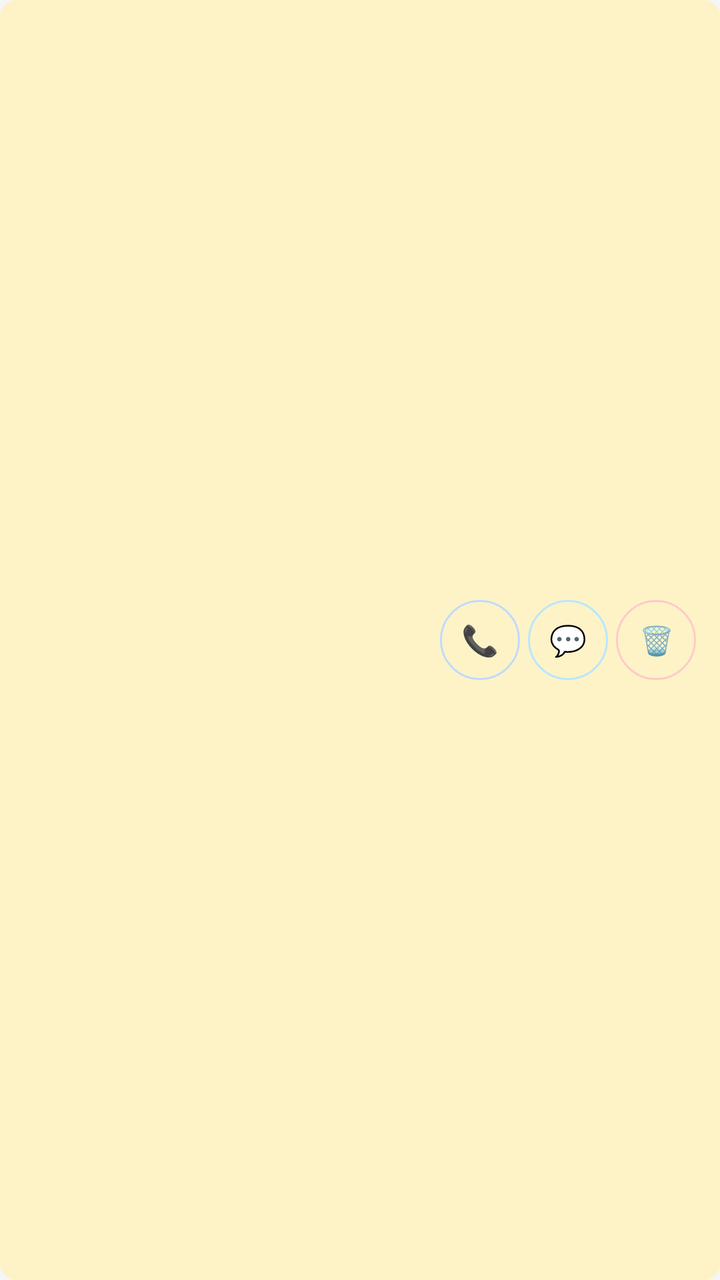
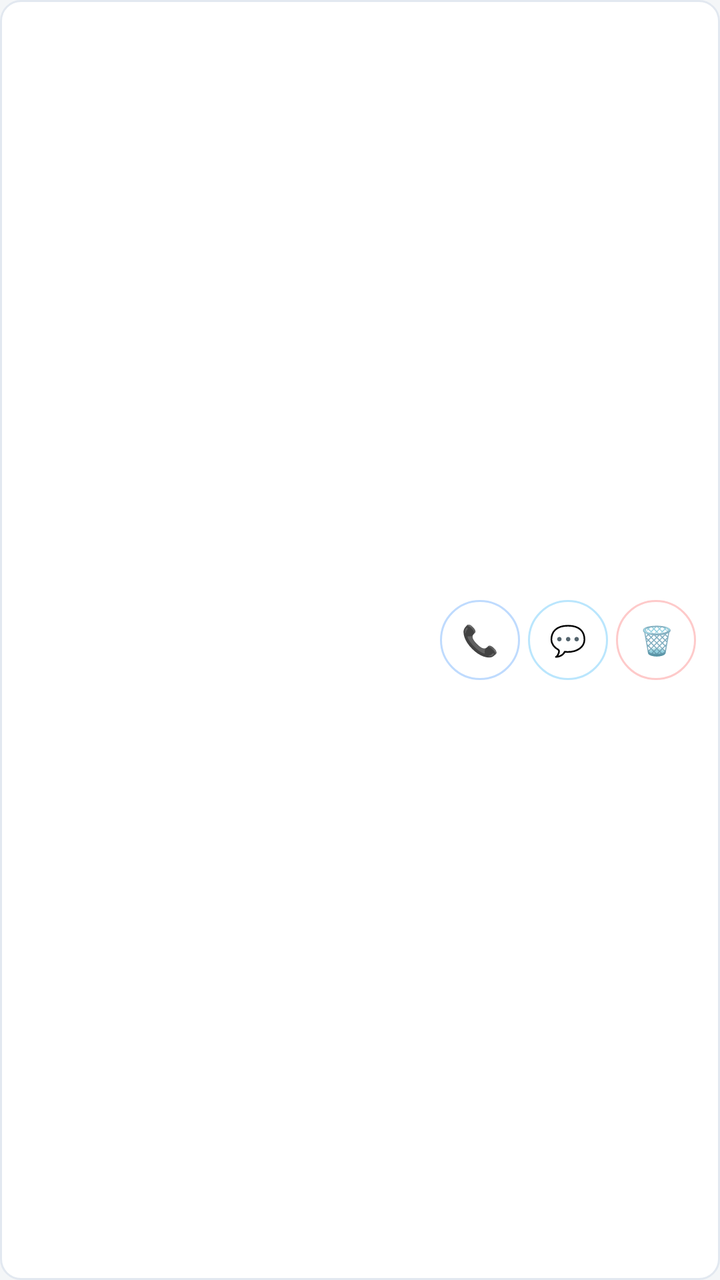

Before-and-after screenshots of an Android layout around one commit, followed by the original layout XML and the change that was made.
<!-- AndroidManifest.xml: application theme Theme.Dukaan -->
<!-- res/layout/item_employee.xml -->
<?xml version="1.0" encoding="utf-8"?>
<LinearLayout xmlns:android="http://schemas.android.com/apk/res/android"
    xmlns:app="http://schemas.android.com/apk/res-auto"
    android:layout_width="match_parent"
    android:layout_height="wrap_content"
    android:layout_marginTop="6dp"
    android:layout_marginBottom="6dp"
    android:background="@drawable/bg_badge_today"
    android:gravity="center_vertical"
    android:orientation="horizontal"
    android:padding="12dp">

    <LinearLayout
        android:layout_width="0dp"
        android:layout_height="wrap_content"
        android:layout_weight="1"
        android:orientation="vertical">

        <TextView
            android:id="@+id/tvEmpItemName"
            android:layout_width="wrap_content"
            android:layout_height="wrap_content"
            android:textColor="@color/text_primary"
            android:textSize="16sp"
            android:textStyle="bold" />

        <TextView
            android:id="@+id/tvEmpItemDetails"
            android:layout_width="wrap_content"
            android:layout_height="wrap_content"
            android:layout_marginTop="2dp"
            android:textColor="@color/text_secondary"
            android:textSize="13sp" />
    </LinearLayout>

    <com.google.android.material.button.MaterialButton
        android:id="@+id/btnCallEmp"
        style="@style/Widget.MaterialComponents.Button.OutlinedButton"
        android:layout_width="40dp"
        android:layout_height="40dp"
        android:layout_marginEnd="4dp"
        android:insetTop="0dp"
        android:insetBottom="0dp"
        android:padding="0dp"
        android:text="📞"
        android:textSize="15sp"
        app:cornerRadius="20dp"
        app:strokeColor="#BFDBFE" />

    <com.google.android.material.button.MaterialButton
        android:id="@+id/btnMsgEmp"
        style="@style/Widget.MaterialComponents.Button.OutlinedButton"
        android:layout_width="40dp"
        android:layout_height="40dp"
        android:layout_marginEnd="4dp"
        android:insetTop="0dp"
        android:insetBottom="0dp"
        android:padding="0dp"
        android:text="💬"
        android:textSize="15sp"
        app:cornerRadius="20dp"
        app:strokeColor="#BAE6FD" />

    <com.google.android.material.button.MaterialButton
        android:id="@+id/btnDeleteEmp"
        style="@style/Widget.MaterialComponents.Button.OutlinedButton"
        android:layout_width="40dp"
        android:layout_height="40dp"
        android:insetTop="0dp"
        android:insetBottom="0dp"
        android:padding="0dp"
        android:text="🗑️"
        android:textColor="#DC2626"
        android:textSize="14sp"
        app:cornerRadius="20dp"
        app:strokeColor="#FECACA" />

</LinearLayout>
<!-- resources referenced by this layout -->
<resources>
  <color name="text_primary">#0F172A</color>
  <color name="text_secondary">#64748B</color>
  <!-- drawable bg_badge_today (drawable) -->
  <?xml version="1.0" encoding="utf-8"?>
  <shape xmlns:android="http://schemas.android.com/apk/res/android"
      android:shape="rectangle">
      <corners android:radius="8dp" />
      <solid android:color="#FEF3C7" />
  </shape>
  <style name="Theme.Dukaan" parent="Theme.MaterialComponents.DayNight.NoActionBar">
          <item name="colorPrimary">@color/primary</item>
          <item name="colorPrimaryVariant">@color/primary_dark</item>
          <item name="colorOnPrimary">@android:color/white</item>
          <item name="colorSecondary">@color/accent</item>
          <item name="android:statusBarColor">@color/primary_dark</item>
          <item name="android:windowBackground">@color/bg</item>
      </style>
  <color name="primary">#1565C0</color>
  <color name="primary_dark">#0D47A1</color>
  <color name="accent">#00897B</color>
  <color name="bg">#F4F6F8</color>
</resources>

<!-- the commit's change to res/layout/item_employee.xml (unified diff, before → after) -->
@@ -5,7 +5,7 @@
     android:layout_height="wrap_content"
     android:layout_marginTop="6dp"
     android:layout_marginBottom="6dp"
-    android:background="@drawable/bg_badge_today"
+    android:background="@drawable/bg_item_card"
     android:gravity="center_vertical"
     android:orientation="horizontal"
     android:padding="12dp">
<!-- resource entries referenced after the edit -->
@@ -2,12 +2,15 @@
 <resources>
   <color name="text_primary">#0F172A</color>
   <color name="text_secondary">#64748B</color>
-  <!-- drawable bg_badge_today (drawable) -->
+  <!-- drawable bg_item_card (drawable) -->
   <?xml version="1.0" encoding="utf-8"?>
   <shape xmlns:android="http://schemas.android.com/apk/res/android"
       android:shape="rectangle">
-      <corners android:radius="8dp" />
-      <solid android:color="#FEF3C7" />
+      <corners android:radius="10dp" />
+      <solid android:color="@color/card_bg" />
+      <stroke
+          android:width="1dp"
+          android:color="@color/divider_color" />
   </shape>
   <style name="Theme.Dukaan" parent="Theme.MaterialComponents.DayNight.NoActionBar">
           <item name="colorPrimary">@color/primary</item>
@@ -17,6 +20,8 @@
           <item name="android:statusBarColor">@color/primary_dark</item>
           <item name="android:windowBackground">@color/bg</item>
       </style>
+  <color name="card_bg">#FFFFFF</color>
+  <color name="divider_color">#E2E8F0</color>
   <color name="primary">#1565C0</color>
   <color name="primary_dark">#0D47A1</color>
   <color name="accent">#00897B</color>
